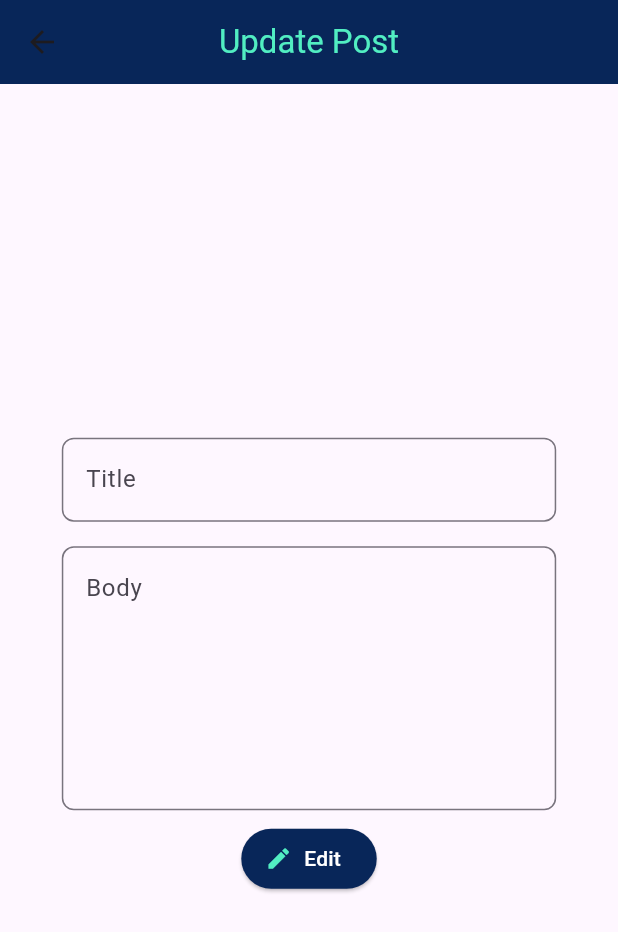
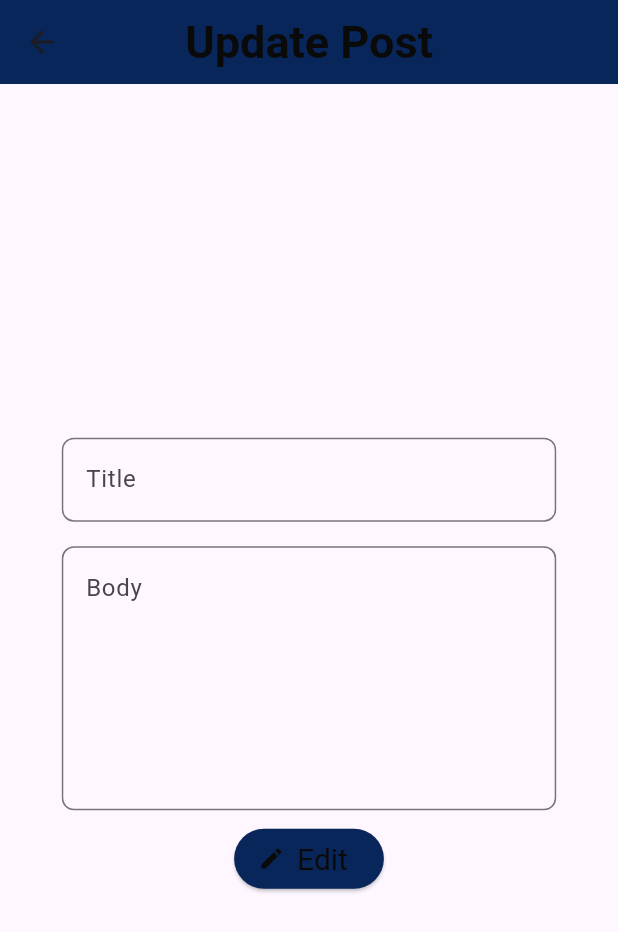
Before and after one commit to AdhamAlgohary/clean_architecture_posts_app, a Flutter app: the EditBtnWidget widget shown alone on an empty page, opened directly with empty values, after a tap on "Edit", on a phone screen of 412 x 824 dp. Shown: the top 932 px of the screen. Run offline on Flutter 3.47's test engine with Material 3 defaults, Android fonts, the phone set to English and light mode, and no system bars; our stand-ins replace bloc, dartz, equatable, flutter_bloc, get_it, internet_connection_checker and 1 more; accounts and stored records are empty; network calls fail.

Commit message:
second commit

```diff
--- a/lib/core/app_theme.dart
+++ b/lib/core/app_theme.dart
@@ -1,11 +1,19 @@
 import 'package:flutter/material.dart';
 
 const primaryColor = Color(0xff082659);
-const secondaryColor = Color(0xff51eec2);
+const secondaryColor = Color.fromARGB(255, 10, 10, 10);
 
 final appTheme = ThemeData(
-    appBarTheme:
-        const AppBarTheme(backgroundColor: primaryColor, centerTitle: true),
+    appBarTheme: const AppBarTheme(
+        backgroundColor: primaryColor,
+        centerTitle: true,
+        titleTextStyle: TextStyle(
+            color: secondaryColor, fontWeight: FontWeight.bold, fontSize: 30)),
+    elevatedButtonTheme: const ElevatedButtonThemeData(
+        style: ButtonStyle(
+            textStyle: MaterialStatePropertyAll<TextStyle>(
+                TextStyle(fontSize: 20)),
+            iconColor: MaterialStatePropertyAll<Color>(secondaryColor))),
     brightness: Brightness.light,
     primaryColor: primaryColor,
     progressIndicatorTheme:
@@ -20,7 +28,5 @@ final appTheme = ThemeData(
           borderRadius: BorderRadius.all(Radius.circular(8)),
         ),
         border: OutlineInputBorder(
-          borderSide: BorderSide(color: primaryColor),
-          borderRadius: BorderRadius.all(Radius.circular(8))
-        )
-        ));
+            borderSide: BorderSide(color: primaryColor),
+            borderRadius: BorderRadius.all(Radius.circular(8)))));
--- a/lib/features/posts/presentation/bloc/add_delete_update_post/add_delete_update_post_state.dart
+++ b/lib/features/posts/presentation/bloc/add_delete_update_post/add_delete_update_post_state.dart
@@ -2,6 +2,7 @@ import 'package:equatable/equatable.dart';
 
 class AddDeleteUpdatePostState extends Equatable {
   const AddDeleteUpdatePostState();
+
   @override
   List<Object?> get props => [];
 }
@@ -21,6 +22,7 @@ class ErrorAddDeleteUpdatePostState extends AddDeleteUpdatePostState {
 
 class MessageAddDeleteUpdatePostState extends AddDeleteUpdatePostState {
   final String message;
+
   const MessageAddDeleteUpdatePostState({required this.message});
   @override
   List<Object?> get props => [message];
--- a/lib/features/posts/presentation/pages/add_update_post_page.dart
+++ b/lib/features/posts/presentation/pages/add_update_post_page.dart
@@ -1,4 +1,3 @@
-import 'package:clean_architecture_posts_app/core/app_theme.dart';
 import 'package:clean_architecture_posts_app/core/strings/app_strings.dart';
 import 'package:clean_architecture_posts_app/core/utils/snackbar_msg.dart';
 import 'package:clean_architecture_posts_app/core/widgets/loading_widget.dart';
@@ -11,9 +10,9 @@ import 'package:flutter/material.dart';
 import 'package:flutter_bloc/flutter_bloc.dart';
 
 class AddUpdatePostPage extends StatelessWidget {
-  final bool? isUpdated;
+  final bool isUpdated;
   final Post? post;
-  const AddUpdatePostPage({super.key,  this.isUpdated, this.post});
+  const AddUpdatePostPage({super.key, required this.isUpdated, this.post});
 
   @override
   Widget build(BuildContext context) {
@@ -22,36 +21,33 @@ class AddUpdatePostPage extends StatelessWidget {
 
   AppBar _buildAppBar() {
     return AppBar(
-        title: isUpdated!
+        title: isUpdated
             ? const Text(
                 updatePostTxt,
-                style: TextStyle(color: secondaryColor),
               )
             : const Text(
                 addPostTxt,
-                style: TextStyle(color: secondaryColor),
               ));
   }
 
   Widget _buildBody() {
-    final navigateToPostsPage =
-        RouteGenerator.generateRoute(const RouteSettings(name: '/'), );
     return BlocConsumer<AddDeleteUpdatePostBloc, AddDeleteUpdatePostState>(
         builder: (_, state) {
       if (state is AddDeleteUpdatePostLoading) {
         return const LoadingWidget();
       } else {
-        return FormWidget(
-            isUpdated: isUpdated!, post: isUpdated! ? post : null);
+        return FormWidget(isUpdated: isUpdated, post: isUpdated ? post : null);
       }
     }, listener: (context, state) {
       if (state is MessageAddDeleteUpdatePostState) {
+        Navigator.of(context).pushNamedAndRemoveUntil(
+          RouteGenerator.postsPage,
+          (route) => false,
+        );
         SnackbarMsg.showSnackBar(
             context: context,
-            msg: isUpdated! ? successUpdateProcees : successAddProcess,
+            msg: isUpdated ? successUpdateProcees : successAddProcess,
             isSuccessSnacBar: true);
-        Navigator.of(context)
-            .pushAndRemoveUntil(navigateToPostsPage, (route) => false);
       } else if (state is ErrorAddDeleteUpdatePostState) {
         SnackbarMsg.showSnackBar(
             context: context, msg: failedProcess, isSuccessSnacBar: false);
--- a/lib/features/posts/presentation/pages/post_detail_page.dart
+++ b/lib/features/posts/presentation/pages/post_detail_page.dart
@@ -1,4 +1,3 @@
-import 'package:clean_architecture_posts_app/core/app_theme.dart';
 import 'package:clean_architecture_posts_app/core/screen_size.dart';
 import 'package:clean_architecture_posts_app/core/strings/app_strings.dart';
 import 'package:clean_architecture_posts_app/features/posts/domain/entities/post.dart';
@@ -22,7 +21,6 @@ class PostDetailPage extends StatelessWidget {
     return AppBar(
       title: const Text(
         titleInAppBarInPostDetailPage,
-        style: TextStyle(color: secondaryColor),
       ),
     );
   }
@@ -31,7 +29,7 @@ class PostDetailPage extends StatelessWidget {
     final heightOfScreen = screenHeight(context: context);
     final widthOfScreen = screenWidth(context: context);
     return Padding(
-      padding: const EdgeInsets.all(8.0),
+      padding: EdgeInsets.all(0.05*heightOfScreen),
       child: Column(
         children: [
           Text(
--- a/lib/features/posts/presentation/widgets/add_update_post_page/form_submit_btn_widget.dart
+++ b/lib/features/posts/presentation/widgets/add_update_post_page/form_submit_btn_widget.dart
@@ -15,20 +15,19 @@ class FormSubmitBtnWidget extends StatelessWidget {
       icon: isUpdated
           ? const Icon(
               Icons.edit,
-              color: secondaryColor,
             )
           : const Icon(
               Icons.add,
-              color: secondaryColor,
             ),
       label: isUpdated
           ? const Text(
               editLabelInsideBtn,
-              style: TextStyle(color: Colors.white),
+            style: TextStyle(color: secondaryColor),
             )
           : const Text(
               addLabelInsideBtn,
-              style: TextStyle(color: Colors.white),
+              style: TextStyle(color: secondaryColor),
+
             ),
       style: const ButtonStyle(
           backgroundColor: MaterialStatePropertyAll<Color>(primaryColor)),
--- a/lib/features/posts/presentation/widgets/post_detail_page/edit_btn_widet.dart
+++ b/lib/features/posts/presentation/widgets/post_detail_page/edit_btn_widet.dart
@@ -1,3 +1,4 @@
+import 'package:clean_architecture_posts_app/core/app_theme.dart';
 import 'package:clean_architecture_posts_app/core/strings/app_strings.dart';
 import 'package:clean_architecture_posts_app/features/posts/domain/entities/post.dart';
 import 'package:clean_architecture_posts_app/features/posts/presentation/pages/add_update_post_page.dart';
@@ -11,7 +12,6 @@ class EditBtnWidget extends StatelessWidget {
   Widget build(BuildContext context) {
     return ElevatedButton.icon(
       style: const ButtonStyle(
-          overlayColor: MaterialStatePropertyAll<Color>(Colors.white),
           backgroundColor: MaterialStatePropertyAll(Colors.green)),
       onPressed: () => Navigator.of(context).push(MaterialPageRoute(
           builder: (_) => AddUpdatePostPage(
@@ -20,11 +20,10 @@ class EditBtnWidget extends StatelessWidget {
               ))),
       icon: const Icon(
         Icons.edit,
-        color: Colors.black,
       ),
       label: const Text(
         editLabelInsideBtn,
-        style: TextStyle(color: Colors.black),
+        style: TextStyle(color: secondaryColor),
       ),
     );
   }
--- a/lib/main.dart
+++ b/lib/main.dart
@@ -4,6 +4,7 @@ import 'package:clean_architecture_posts_app/features/posts/presentation/bloc/po
 import 'package:clean_architecture_posts_app/features/posts/presentation/bloc/posts/posts_events.dart';
 import 'package:clean_architecture_posts_app/features/posts/presentation/pages/posts_page.dart';
 import 'package:clean_architecture_posts_app/injection_container.dart' as ic;
+import 'package:clean_architecture_posts_app/routes.dart';
 import 'package:flutter/material.dart';
 import 'package:flutter_bloc/flutter_bloc.dart';
 
@@ -27,6 +28,7 @@ class MyApp extends StatelessWidget {
         ],
         child: MaterialApp(
             debugShowCheckedModeBanner: false,
+            onGenerateRoute: RouteGenerator.generateRoute,
             theme: appTheme,
             home: const PostsPage()));
   }
--- a/lib/routes.dart
+++ b/lib/routes.dart
@@ -1,17 +1,16 @@
-import 'package:clean_architecture_posts_app/features/posts/presentation/pages/add_update_post_page.dart';
 import 'package:clean_architecture_posts_app/features/posts/presentation/pages/posts_page.dart';
 import 'package:flutter/material.dart';
 
 class RouteGenerator {
-  static const _postsPage = '/';
-  static const _addUpdatePostPage = '/addUpdatePostPage';
+  static const postsPage = '/';
+  static const addUpdatePostPage = '/addUpdatePostPage';
 
   static Route<dynamic> generateRoute(RouteSettings settings) {
     switch (settings.name) {
-      case _postsPage:
+      case postsPage:
         return MaterialPageRoute(builder: (_) => const PostsPage());
-      case _addUpdatePostPage:
-        return MaterialPageRoute(builder: (_) => const AddUpdatePostPage());
+      // case addUpdatePostPage:
+      //   return MaterialPageRoute(builder: (_) =>  const AddUpdatePostPage(isUpdated: null,));
 
       default:
         throw const FormatException('Route not found');
```
Also changed, not shown: lib/features/posts/presentation/pages/posts_page.dart (+6 -7 lines), lib/features/posts/presentation/widgets/post_detail_page/delete_btn_widget.dart (+4 -6 lines).
